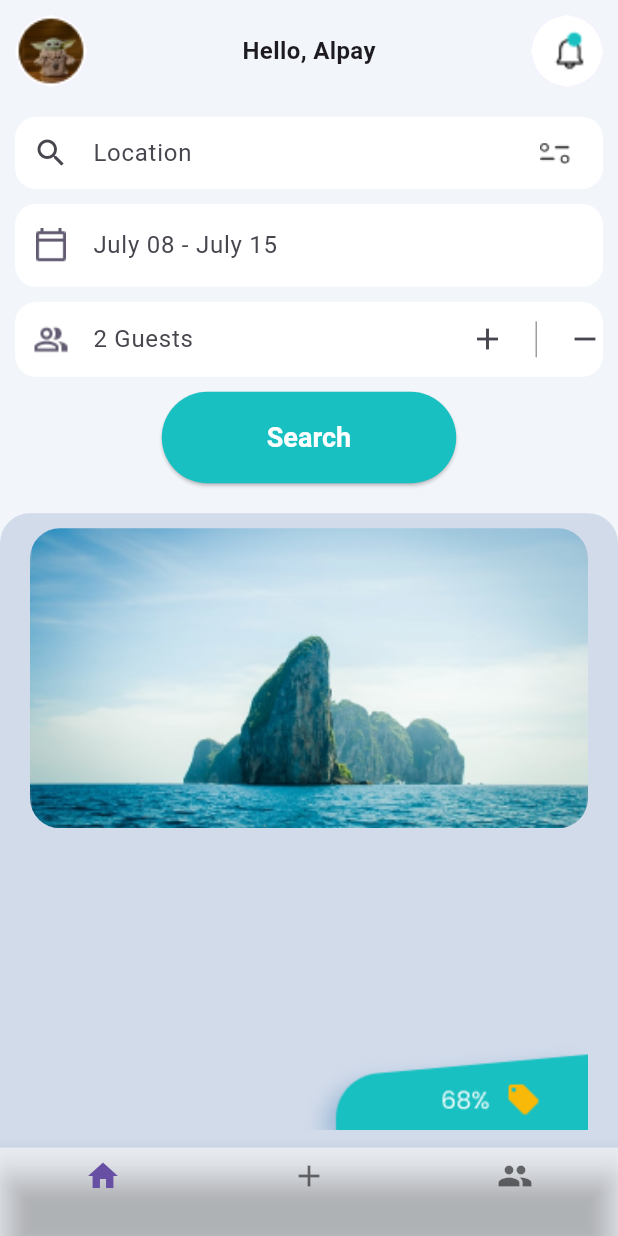
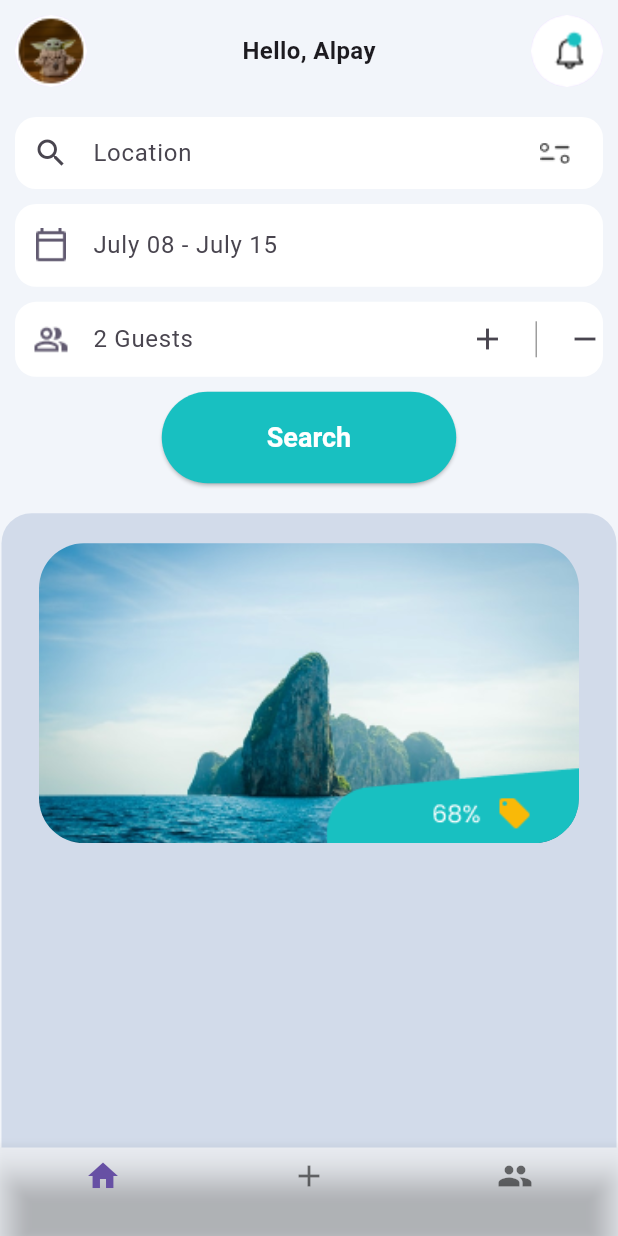
Before and after one commit to mollik001/ui-travel-hotel-booking, a Flutter app: the screen it shows after launch, on a phone screen of 412 x 824 dp. Run offline on Flutter 3.47's test engine with Material 3 defaults, Android fonts, the light colour scheme and no system bars; our stand-ins replace get.

Commit message:
done with stack. I was stuck

```diff
--- a/lib/app/modules/home/views/home_view.dart
+++ b/lib/app/modules/home/views/home_view.dart
@@ -1,5 +1,6 @@
 import 'dart:ui';
 
+import 'package:flutter/cupertino.dart';
 import 'package:flutter/material.dart';
 import 'package:flutter/rendering.dart';
 import 'package:flutter/widgets.dart';
@@ -156,30 +157,30 @@ class HomeView extends GetView<HomeController> {
                 ),
                 child: Stack(
                   children: [
-                    // First image
-                    Positioned(
-                      left: 20,
-                      right: 20,
-                      top: 10,
-                      child: ClipRRect(
-                        borderRadius: BorderRadius.circular(
-                            20), // Assuming 20 is the border radius of the first image
+                    Padding(
+                      padding: const EdgeInsets.symmetric(
+                          horizontal: 25, vertical: 20),
+                      child: Stack(children: [
+                        ClipRRect(
+                          borderRadius: BorderRadius.circular(30),
+                          child: Container(
+                            height: 200,
+                            width: 360,
                             child: Image.asset(
                               'assets/images/home.png',
                               fit: BoxFit.cover,
-                          width: 300, // Adjust width as needed
-                          height: 200, // Adjust height as needed
                             ),
                           ),
                         ),
-                    // Second image
                         Positioned(
-                      bottom: 12,
-                      right: 20,
-                      child: Image.asset(
-                        'assets/images/tag.png',
-                      ),
-                    ),
+                            bottom: 0,
+                            right: 0,
+                            child: ClipRRect(
+                                borderRadius: BorderRadius.only(
+                                    bottomRight: Radius.circular(30)),
+                                child: Image.asset('assets/images/tag.png')))
+                      ]),
+                    )
                   ],
                 ),
               ),
```
Lines whose indentation alone changed are shown as unchanged.
